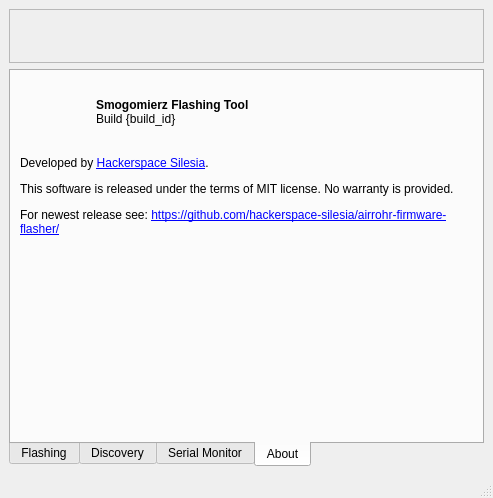
Above: gui/mainwindow.ui from hackerspace-silesia/Smogomierz-Flashing-Tool before the change. Below: the same form after it.
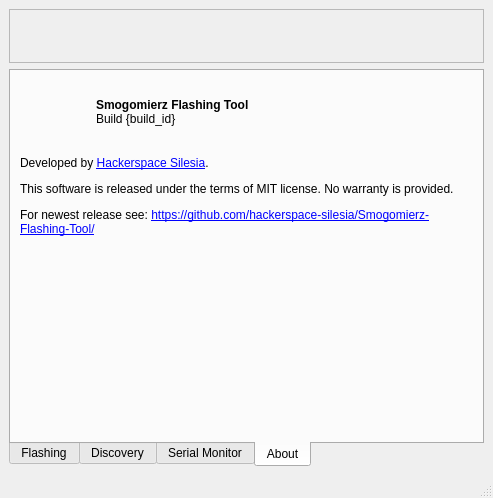
That is the form after the change. The open tabs and pages were chosen to show the change. Icons and pictures are not drawn.

Commit message: Changed links and app name

What changed in the file:
```diff
--- a/gui/mainwindow.ui
+++ b/gui/mainwindow.ui
@@ -314,7 +314,7 @@
         <item row="2" column="0" colspan="2">
          <widget class="QLabel" name="label_8">
           <property name="text">
-            <string>&lt;html&gt;&lt;head/&gt;&lt;body&gt;&lt;p&gt;Developed by &lt;a href=&quot;https://hs-silesia.pl/&quot;&gt;&lt;span style=&quot; text-decoration: underline; color:#0000ff;&quot;&gt;Hackerspace Silesia&lt;/span&gt;&lt;/a&gt;.&lt;/p&gt;&lt;p&gt;This software is released under the terms of MIT license. No warranty is provided.&lt;/p&gt;&lt;p&gt;For newest release see: &lt;a href=&quot;https://github.com/hackerspace-silesia/airrohr-firmware-flasher/&quot;&gt;&lt;span style=&quot; text-decoration: underline; color:#0000ff;&quot;&gt;https://github.com/hackerspace-silesia/airrohr-firmware-flasher/&lt;/span&gt;&lt;/a&gt;&lt;/p&gt;&lt;/body&gt;&lt;/html&gt;</string>
+            <string>&lt;html&gt;&lt;head/&gt;&lt;body&gt;&lt;p&gt;Developed by &lt;a href=&quot;https://hs-silesia.pl/&quot;&gt;&lt;span style=&quot; text-decoration: underline; color:#0000ff;&quot;&gt;Hackerspace Silesia&lt;/span&gt;&lt;/a&gt;.&lt;/p&gt;&lt;p&gt;This software is released under the terms of MIT license. No warranty is provided.&lt;/p&gt;&lt;p&gt;For newest release see: &lt;a href=&quot;https://github.com/hackerspace-silesia/Smogomierz-Flashing-Tool/&quot;&gt;&lt;span style=&quot; text-decoration: underline; color:#0000ff;&quot;&gt;https://github.com/hackerspace-silesia/Smogomierz-Flashing-Tool/&lt;/span&gt;&lt;/a&gt;&lt;/p&gt;&lt;/body&gt;&lt;/html&gt;</string>
           </property>
           <property name="textFormat">
            <enum>Qt::RichText</enum>
```
The commit also changes 1 other file.
